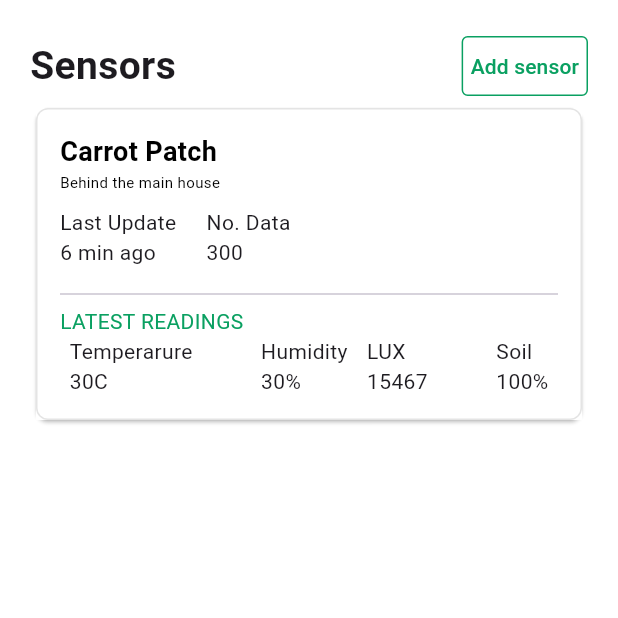
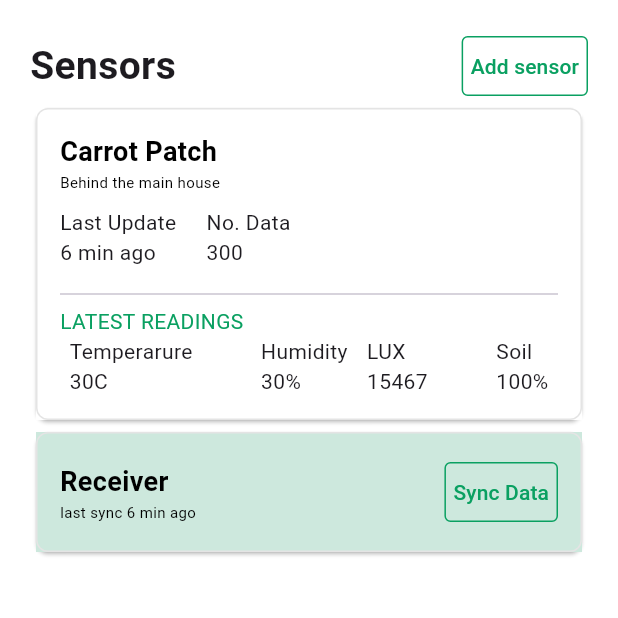
Before and after one commit to Apoc-Gardens/Apocalypes-mobile-app, a Flutter app: the Sensors screen opened by its route, on a phone screen of 412 x 824 dp, the top half of it. Run offline on Flutter 3.47's test engine with Material 3 defaults, Android fonts, the phone set to English and light mode, and no system bars; our stand-ins replace flutter_blue_plus; Roboto replaces fonts that are missing (inter).

Commit message:
added sync card

```diff
--- a/lib/pages/sensors.dart
+++ b/lib/pages/sensors.dart
@@ -1,4 +1,5 @@
 import 'package:flutter/material.dart';
+import 'package:mybluetoothapp/widgets/Sync_card.dart';
 import 'package:mybluetoothapp/widgets/sensor_card.dart';
 
 class Sensors extends StatefulWidget {
@@ -43,6 +44,7 @@ class _SensorsState extends State<Sensors> {
                 ],
             ),
             SensorCard(),
+            SyncCard()
           ],
         ),
       ),
--- /dev/null
+++ b/lib/widgets/Sync_card.dart
@@ -0,0 +1,69 @@
+import 'package:flutter/material.dart';
+
+class SyncCard extends StatefulWidget {
+  const SyncCard({super.key});
+
+  @override
+  State<SyncCard> createState() => _SyncCardState();
+}
+
+class _SyncCardState extends State<SyncCard> {
+  @override
+  Widget build(BuildContext context) {
+    return Card(
+      shape: RoundedRectangleBorder(
+        borderRadius: BorderRadius.circular(8.0), // Border radius
+        side: const BorderSide(
+          color: Color(0xFFE4E4E4), // Border color
+          width: 1.0, // Border thickness
+        ),
+      ),
+      child: Container(
+        color: const Color(0xFFCDE8DD),
+        padding: const EdgeInsets.all(16.0), // Padding
+        child: Column(
+          crossAxisAlignment: CrossAxisAlignment.start,
+          children: [
+            Row(
+              mainAxisAlignment: MainAxisAlignment.spaceBetween,
+              children: [
+                const Column(
+                  crossAxisAlignment: CrossAxisAlignment.start,
+                  children: [
+                    Text('Receiver',
+                      style: TextStyle(
+                          fontSize: 18,
+                          fontWeight: FontWeight.bold,
+                          color: Colors.black
+                      ),
+                    ),
+                    Text('last sync 6 min ago',
+                      style: TextStyle(
+                          fontSize: 10,
+                          fontWeight: FontWeight.normal,
+                          color: Colors.black
+                      ),
+                    ),
+                  ],
+                ),
+                OutlinedButton(
+                  onPressed: () {
+                    // Add your onPressed logic here
+                  },
+                  style: OutlinedButton.styleFrom(
+                    foregroundColor: Color(0xFF0AA061), side: BorderSide(color: Color(0xFF0AA061), width: 1.0), // Outline color and thickness
+                    shape: RoundedRectangleBorder(
+                      borderRadius: BorderRadius.circular(4.0), // Border radius
+                    ),
+                    padding: EdgeInsets.all(6.0), // Padding
+                  ),
+                  child: Text('Sync Data'),
+                ),
+              ],
+            ),
+          ],
+        ),
+      ),
+    );
+  }
+}
```
